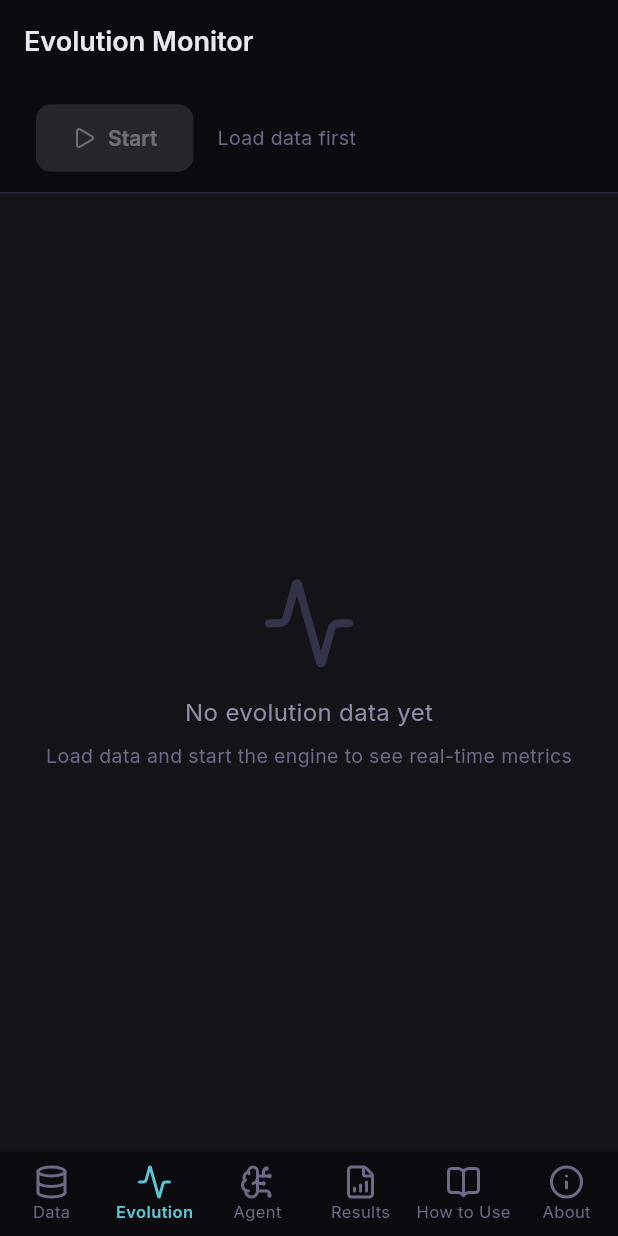
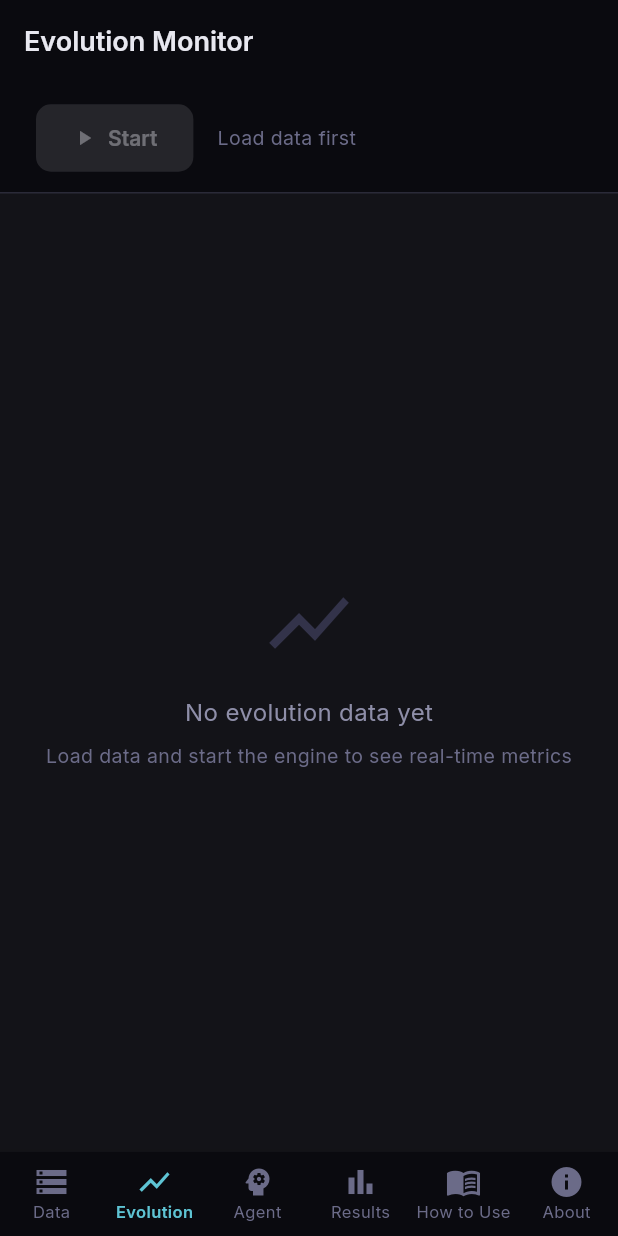
Before and after one commit to LASEC-UFU/AEGIS, a Flutter app: the screen it shows after launch, item 2 of the bottom bar chosen, on a phone screen of 412 x 824 dp. Run offline on Flutter 3.47's test engine with Material 3 defaults, Android fonts, the phone set to English and light mode, and no system bars; our stand-ins replace file_picker, fl_chart, flutter_riverpod, google_fonts; missing offline and left inert: dart:ffi, dart:js_interop, flutter_math_fork, markdown, markdown_widget.

Commit message:
replace lucide_icons with Material Icons (Flutter 3.27+ compatibility)
lucide_icons 0.257.0 extends IconData which was made final in Flutter 3.27+,
causing a dart2js compilation error on Flutter 3.44.0. Replace every
LucideIcons.x reference in the 5 affected screens with the equivalent
Icons.y from Flutter's built-in Material Icons (already bundled), and
remove the lucide_icons dependency from pubspec.yaml.

Co-Authored-By: Claude Sonnet 4.6 <noreply@anthropic.com>

```diff
--- a/lib/ui/screens/evolution_screen.dart
+++ b/lib/ui/screens/evolution_screen.dart
@@ -1,7 +1,7 @@
 import 'package:flutter/material.dart';
 import 'package:flutter_riverpod/flutter_riverpod.dart';
 import 'package:fl_chart/fl_chart.dart';
-import 'package:lucide_icons/lucide_icons.dart';
+
 
 import '../theme/app_theme.dart';
 import '../state/app_state.dart';
@@ -108,19 +108,19 @@ class _ControlBar extends StatelessWidget {
           if (!isRunning && !isPaused)
             ElevatedButton.icon(
               onPressed: hasData ? onStart : null,
-              icon: const Icon(LucideIcons.play, size: 16),
+              icon: const Icon(Icons.play_arrow, size: 16),
               label: const Text('Start'),
             ),
           if (isRunning)
             OutlinedButton.icon(
               onPressed: onPause,
-              icon: const Icon(LucideIcons.pause, size: 16),
+              icon: const Icon(Icons.pause, size: 16),
               label: const Text('Pause'),
             ),
           if (isPaused) ...[
             ElevatedButton.icon(
               onPressed: onResume,
-              icon: const Icon(LucideIcons.play, size: 16),
+              icon: const Icon(Icons.play_arrow, size: 16),
               label: const Text('Resume'),
             ),
             const SizedBox(width: 8),
@@ -129,7 +129,7 @@ class _ControlBar extends StatelessWidget {
             const SizedBox(width: 8),
             OutlinedButton.icon(
               onPressed: onStop,
-              icon: const Icon(LucideIcons.square, size: 16),
+              icon: const Icon(Icons.stop, size: 16),
               label: const Text('Stop'),
               style: OutlinedButton.styleFrom(
                 foregroundColor: AppColors.error,
@@ -162,7 +162,7 @@ class _EmptyState extends StatelessWidget {
       child: Column(
         mainAxisAlignment: MainAxisAlignment.center,
         children: [
-          Icon(LucideIcons.activity, size: 64, color: AppColors.gray700),
+          Icon(Icons.show_chart, size: 64, color: AppColors.gray700),
           const SizedBox(height: 16),
           Text(
             'No evolution data yet',
@@ -213,19 +213,19 @@ class _EvolutionDashboard extends StatelessWidget {
                   StatCard(
                     label: 'GENERATION',
                     value: '${snap.generation}',
-                    icon: LucideIcons.hash,
+                    icon: Icons.tag,
                     valueColor: AppColors.accent,
                   ),
                   StatCard(
                     label: 'BEST FITNESS (BIC)',
                     value: snap.bestFitness.toStringAsFixed(4),
-                    icon: LucideIcons.trophy,
+                    icon: Icons.emoji_events,
                     valueColor: AppColors.success,
                   ),
                   StatCard(
                     label: 'R²',
                     value: snap.bestModelR2.toStringAsFixed(6),
-                    icon: LucideIcons.target,
+                    icon: Icons.my_location,
                     valueColor: snap.bestModelR2 > 0.95
                         ? AppColors.success
                         : snap.bestModelR2 > 0.8
@@ -235,7 +235,7 @@ class _EvolutionDashboard extends StatelessWidget {
                   StatCard(
                     label: 'ELAPSED',
                     value: _formatDuration(elapsed),
-                    icon: LucideIcons.timer,
+                    icon: Icons.timer,
                     subtitle: '${snap.stagnationCounter} stall',
                   ),
                 ],
@@ -255,7 +255,7 @@ class _EvolutionDashboard extends StatelessWidget {
                 children: [
                   _MetricsCard(
                     title: 'Population',
-                    icon: LucideIcons.users,
+                    icon: Icons.group,
                     metrics: {
                       'Mean Fitness': snap.meanFitness.toStringAsFixed(4),
                       'Std Dev': snap.stdDevFitness.toStringAsFixed(4),
@@ -266,7 +266,7 @@ class _EvolutionDashboard extends StatelessWidget {
                   ),
                   _MetricsCard(
                     title: 'Best Model',
-                    icon: LucideIcons.sparkles,
+                    icon: Icons.auto_awesome,
                     metrics: {
                       'Complexity': '${snap.bestModelComplexity} regressors',
                       'Max Degree': '${snap.bestModelMaxDegree}',
@@ -276,7 +276,7 @@ class _EvolutionDashboard extends StatelessWidget {
                   ),
                   _MetricsCard(
                     title: 'Convergence',
-                    icon: LucideIcons.trendingDown,
+                    icon: Icons.trending_down,
                     metrics: {
                       'Improvement': snap.improvementRelative
                           .toStringAsExponential(2),
@@ -323,7 +323,7 @@ class _FitnessChart extends StatelessWidget {
           children: [
             Row(
               children: const [
-                Icon(LucideIcons.lineChart, size: 16, color: AppColors.accent),
+                Icon(Icons.show_chart, size: 16, color: AppColors.accent),
                 SizedBox(width: 8),
                 Text(
                   'Fitness Evolution',
--- a/lib/ui/screens/home_screen.dart
+++ b/lib/ui/screens/home_screen.dart
@@ -1,6 +1,6 @@
 import 'package:flutter/material.dart';
 import 'package:flutter_riverpod/flutter_riverpod.dart';
-import 'package:lucide_icons/lucide_icons.dart';
+
 
 import '../theme/app_theme.dart';
 import 'data_screen.dart';
@@ -22,12 +22,12 @@ class _HomeScreenState extends ConsumerState<HomeScreen> {
   int _selectedIndex = 0;
 
   static const _destinations = [
-    _NavItem(icon: LucideIcons.database, label: 'Data'),
-    _NavItem(icon: LucideIcons.activity, label: 'Evolution'),
-    _NavItem(icon: LucideIcons.brainCircuit, label: 'Agent'),
-    _NavItem(icon: LucideIcons.fileBarChart, label: 'Results'),
-    _NavItem(icon: LucideIcons.bookOpen, label: 'How to Use'),
-    _NavItem(icon: LucideIcons.info, label: 'About'),
+    _NavItem(icon: Icons.storage, label: 'Data'),
+    _NavItem(icon: Icons.show_chart, label: 'Evolution'),
+    _NavItem(icon: Icons.psychology, label: 'Agent'),
+    _NavItem(icon: Icons.bar_chart, label: 'Results'),
+    _NavItem(icon: Icons.menu_book, label: 'How to Use'),
+    _NavItem(icon: Icons.info, label: 'About'),
   ];
 
   static const _screens = [
@@ -89,7 +89,7 @@ class _HomeScreenState extends ConsumerState<HomeScreen> {
                   borderRadius: BorderRadius.circular(10),
                 ),
                 child: const Icon(
-                  LucideIcons.dna,
+                  Icons.biotech,
                   color: AppColors.accent,
                   size: 20,
                 ),
--- a/pubspec.yaml
+++ b/pubspec.yaml
@@ -13,7 +13,7 @@ dependencies:
   fl_chart: ^0.70.2
   file_picker: ^8.1.6
   google_fonts: ^6.2.1
-  lucide_icons: ^0.257.0
+
   collection: ^1.19.1
   markdown_widget: ^2.3.2+6
   flutter_math_fork: ^0.7.2
```
Also changed, not shown: lib/ui/screens/agent_dashboard_screen.dart (+9 -9 lines), lib/ui/screens/data_screen.dart (+13 -13 lines), lib/ui/screens/results_screen.dart (+11 -11 lines).
